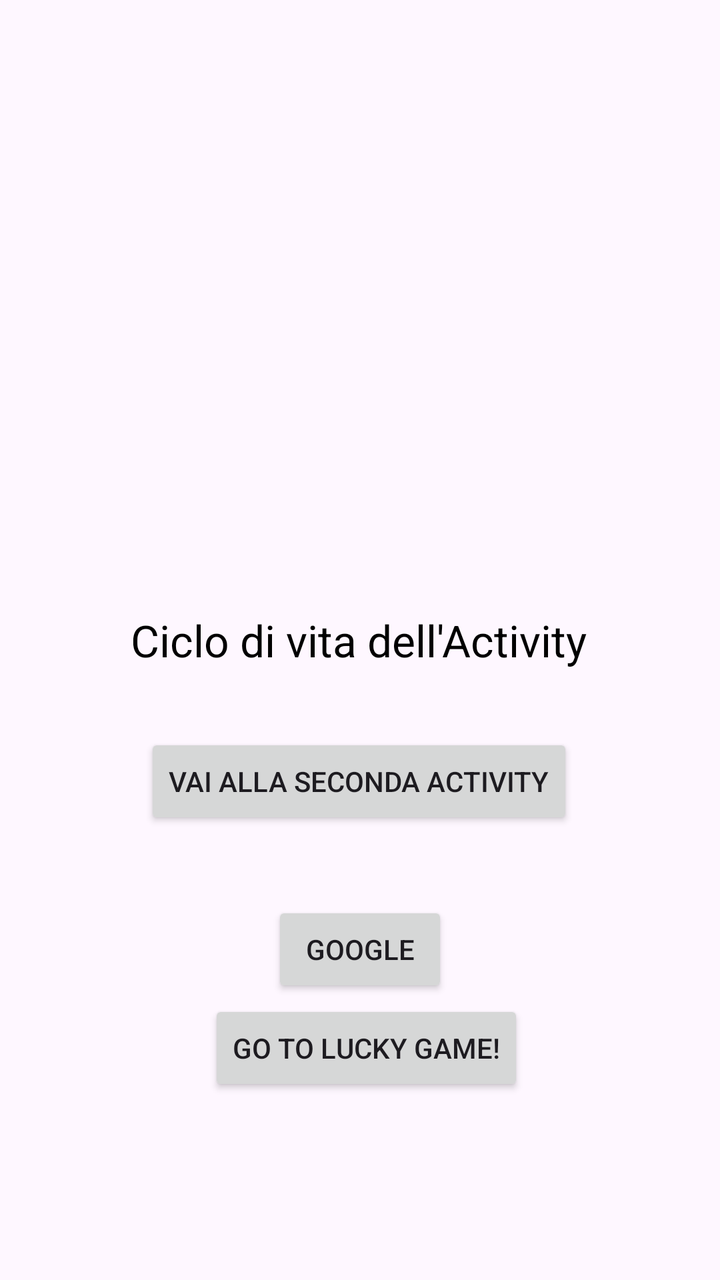
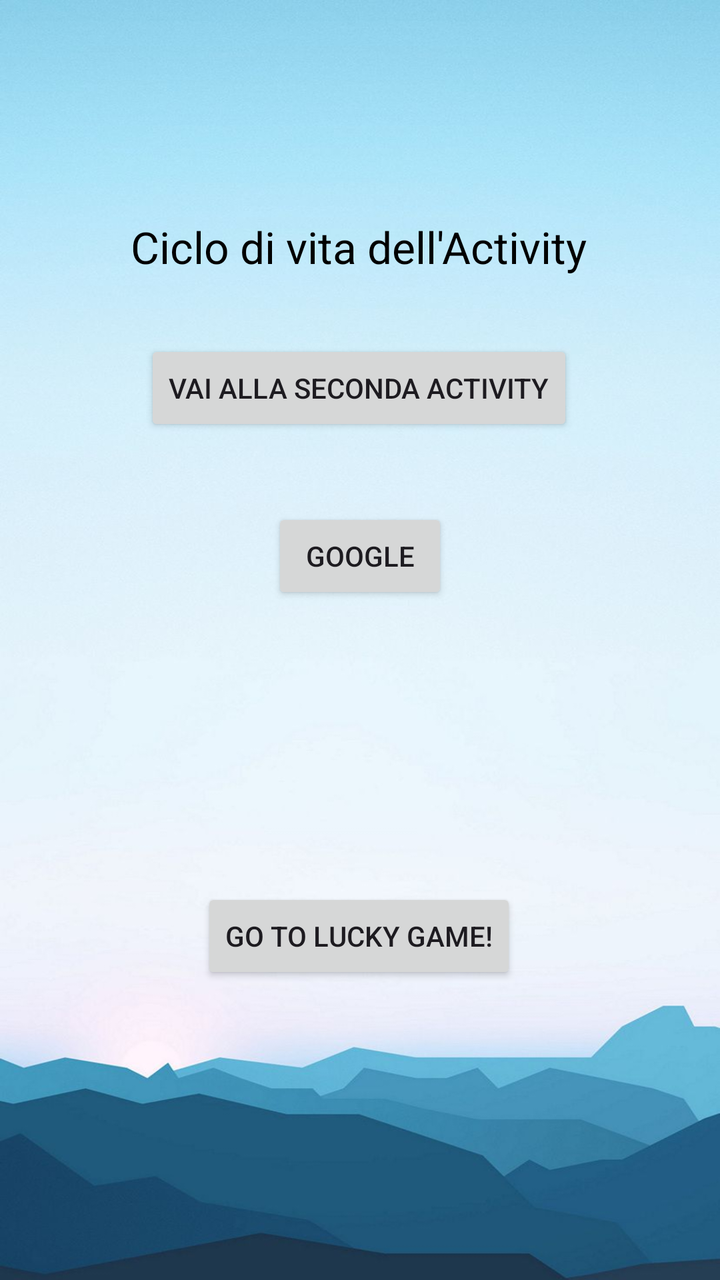

An Android layout rendered at two revisions. The XML below is the earlier revision; the diff shows what the commit changed to produce the second picture.
<!-- AndroidManifest.xml: activity theme Theme.App_life_cycle -->
<!-- res/layout/activity_main.xml -->
<?xml version="1.0" encoding="utf-8"?>
<androidx.constraintlayout.widget.ConstraintLayout xmlns:android="http://schemas.android.com/apk/res/android"
    xmlns:app="http://schemas.android.com/apk/res-auto"
    xmlns:tools="http://schemas.android.com/tools"
    android:layout_width="match_parent"
    android:layout_height="match_parent">

    <TextView
        android:id="@+id/txtTitolo"
        android:layout_width="wrap_content"
        android:layout_height="wrap_content"
        android:text="Ciclo di vita dell'Activity"
        android:textColor="@color/black"
        android:textSize="22sp"
        app:layout_constraintBottom_toBottomOf="parent"
        app:layout_constraintEnd_toEndOf="parent"
        app:layout_constraintHorizontal_bias="0.497"
        app:layout_constraintStart_toStartOf="parent"
        app:layout_constraintTop_toTopOf="parent" />

    <Button
        android:id="@+id/btnGoToSecond"
        android:layout_width="wrap_content"
        android:layout_height="wrap_content"
        android:layout_marginTop="32dp"
        android:text="Vai alla Seconda Activity"
        app:layout_constraintEnd_toEndOf="@+id/txtTitolo"
        app:layout_constraintStart_toStartOf="@+id/txtTitolo"
        app:layout_constraintTop_toBottomOf="@id/txtTitolo" />

    <Button
        android:id="@+id/btnGoogle"
        android:layout_width="wrap_content"
        android:layout_height="wrap_content"
        android:layout_marginTop="36dp"
        android:text="Google"
        app:layout_constraintEnd_toEndOf="@+id/txtTitolo"
        app:layout_constraintHorizontal_bias="0.503"
        app:layout_constraintStart_toStartOf="@+id/txtTitolo"
        app:layout_constraintTop_toBottomOf="@+id/btnGoToSecond" />

    <Button
        android:id="@+id/btnLucky"
        android:layout_width="wrap_content"
        android:layout_height="wrap_content"
        android:layout_marginBottom="92dp"
        android:text="Go to Lucky Game!"
        app:layout_constraintBottom_toBottomOf="parent"
        app:layout_constraintEnd_toEndOf="@+id/txtTitolo"
        app:layout_constraintHorizontal_bias="0.55"
        app:layout_constraintStart_toStartOf="@+id/txtTitolo" />

</androidx.constraintlayout.widget.ConstraintLayout>
<!-- resources referenced by this layout -->
<resources>
  <color name="black">#FF000000</color>
  <style name="Theme.App_life_cycle" parent="android:Theme.Material.Light.NoActionBar" />
</resources>

<!-- the commit's change to res/layout/activity_main.xml (unified diff, before → after) -->
@@ -2,6 +2,7 @@
 <androidx.constraintlayout.widget.ConstraintLayout xmlns:android="http://schemas.android.com/apk/res/android"
     xmlns:app="http://schemas.android.com/apk/res-auto"
     xmlns:tools="http://schemas.android.com/tools"
+    android:background="@drawable/hoem"
     android:layout_width="match_parent"
     android:layout_height="match_parent">
 
@@ -16,7 +17,8 @@
         app:layout_constraintEnd_toEndOf="parent"
         app:layout_constraintHorizontal_bias="0.497"
         app:layout_constraintStart_toStartOf="parent"
-        app:layout_constraintTop_toTopOf="parent" />
+        app:layout_constraintTop_toTopOf="parent"
+        app:layout_constraintVertical_bias="0.178" />
 
     <Button
         android:id="@+id/btnGoToSecond"
@@ -43,11 +45,10 @@
         android:id="@+id/btnLucky"
         android:layout_width="wrap_content"
         android:layout_height="wrap_content"
-        android:layout_marginBottom="92dp"
+        android:layout_marginBottom="148dp"
         android:text="Go to Lucky Game!"
         app:layout_constraintBottom_toBottomOf="parent"
         app:layout_constraintEnd_toEndOf="@+id/txtTitolo"
-        app:layout_constraintHorizontal_bias="0.55"
         app:layout_constraintStart_toStartOf="@+id/txtTitolo" />
 
 </androidx.constraintlayout.widget.ConstraintLayout>
<!-- resource entries referenced after the edit -->
@@ -1,6 +1,7 @@
 <!-- resources referenced by this layout -->
 <resources>
   <color name="black">#FF000000</color>
+  <!-- drawable hoem: jpg bitmap (drawable, 47264 bytes) -->
   <style name="Theme.App_life_cycle" parent="android:Theme.Material.Light.NoActionBar" />
 </resources>
 
